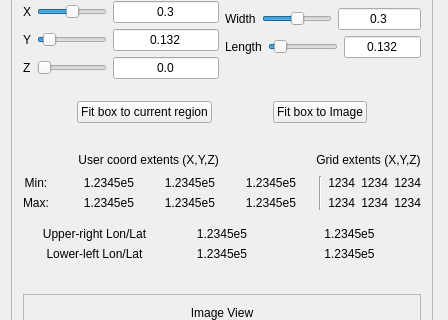
This is apps/vaporgui/guis/ui/twoDimagetab.ui in yyr/vapor as Qt 5 draws it before an edit; both pictures show x 0 to 448 and y 495 to 815 of the 448 by 1335 pixel window. The edited form follows.
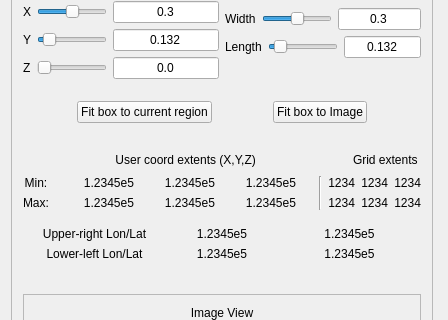
This is the edited form. Custom widgets are drawn as their Qt base class.

Commit message: More coordinate layout tweaks for 1114

The edit to the form file:
```diff
--- a/apps/vaporgui/guis/ui/twoDimagetab.ui
+++ b/apps/vaporgui/guis/ui/twoDimagetab.ui
@@ -1964,7 +1964,7 @@
                <string>&lt;html&gt;&lt;head/&gt;&lt;body&gt;&lt;p&gt;The extents of the image are shown in user coordinates as well as in grid coordinates.  If the image is georeferenced, the horizontal extents are also given in longitude and latitude.&lt;/p&gt;&lt;/body&gt;&lt;/html&gt;</string>
               </property>
               <property name="text">
-               <string>Grid extents (X,Y,Z)</string>
+               <string>Grid extents </string>
               </property>
               <property name="alignment">
                <set>Qt::AlignCenter</set>
```
The commit also changes 3 other files.
